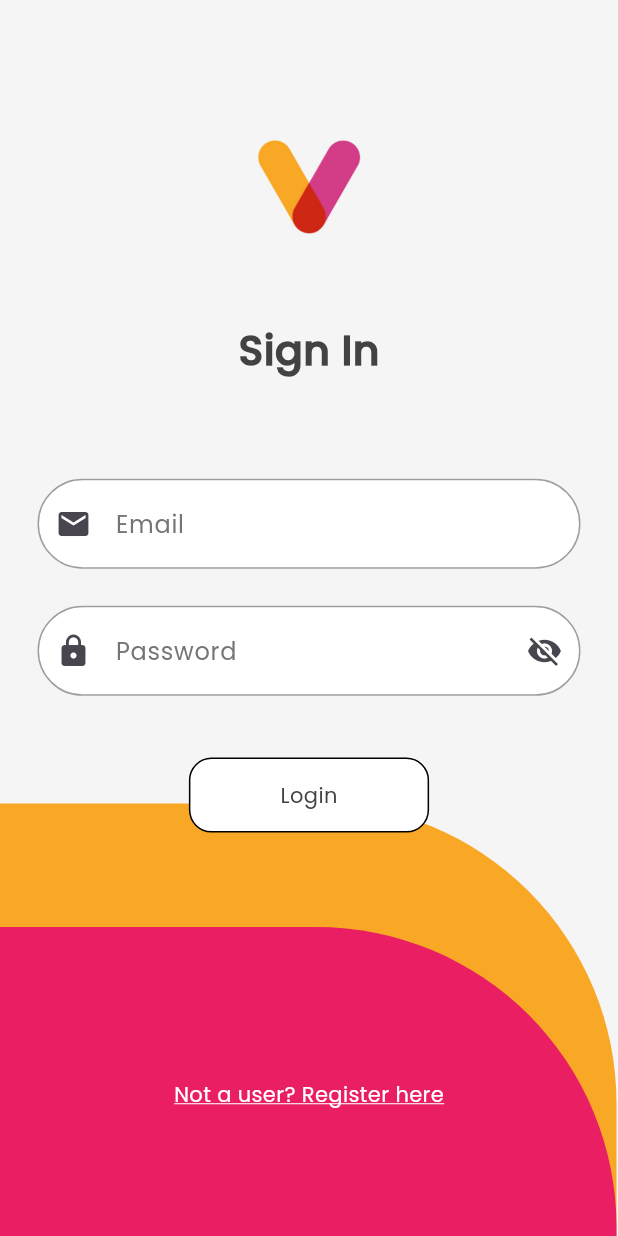
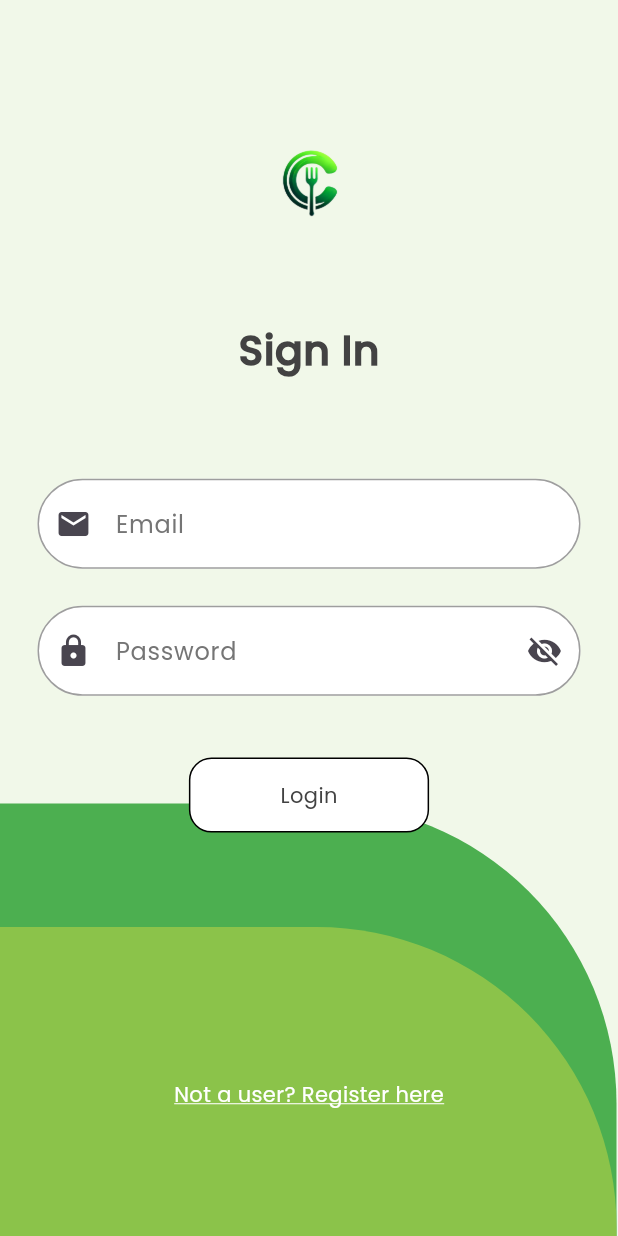
Before and after one commit to durgeshparekh/meal_planning_app, a Flutter app: the screen it shows after launch, on a phone screen of 412 x 824 dp. Run offline on Flutter 3.47's test engine with Material 3 defaults, Android fonts, the phone set to English and light mode, and no system bars; our stand-ins replace fluttertoast, get, hive, hive_flutter; accounts and stored records are empty.

Commit message:
Update logo assets and refactor theme colors to enhance UI consistency

```diff
--- a/lib/utils/image_urls.dart
+++ b/lib/utils/image_urls.dart
@@ -1,2 +1 @@
-const logoWithBg = "assets/images/logo_with_bg.png";
-const logoWithoutBg = "assets/images/logo_without_bg.png";
+const logoWithoutBg = "assets/images/chefs_logo_without_bg.png";
--- a/lib/utils/themes.dart
+++ b/lib/utils/themes.dart
@@ -3,22 +3,22 @@ import 'package:flutter/material.dart';
 class Themes {
   static final ThemeData lightTheme = ThemeData(
     brightness: Brightness.light,
-    primaryColor: const Color(0xFFF9A825), // Yellow
-    secondaryHeaderColor: const Color(0xFFE91E63), // Pink
-    hintColor: const Color(0xFFF44336), // Red
-    scaffoldBackgroundColor: const Color(0xFFF5F5F5), // Light grey
+    primaryColor: const Color(0xFF4CAF50), // Green
+    secondaryHeaderColor: const Color(0xFF8BC34A), // Lighter Green
+    hintColor: const Color(0xFF388E3C), // Darker Green
+    scaffoldBackgroundColor: const Color(0xFFF1F8E9), // Very light green
     appBarTheme: const AppBarTheme(
-      backgroundColor: Color(0xFFF9A825), // Yellow app bar
+      backgroundColor: Color(0xFF4CAF50), // Green app bar
       foregroundColor: Colors.white,
       elevation: 0,
     ),
     textTheme: TextTheme(
-      displayLarge: TextStyle(
+      displayLarge: const TextStyle(
         fontSize: 32,
         fontWeight: FontWeight.bold,
         color: Colors.black,
       ),
-      bodyLarge: TextStyle(
+      bodyLarge: const TextStyle(
         fontSize: 16,
         fontWeight: FontWeight.normal,
         color: Colors.black87,
@@ -31,7 +31,7 @@ class Themes {
     elevatedButtonTheme: ElevatedButtonThemeData(
       style: ElevatedButton.styleFrom(
         foregroundColor: Colors.white,
-        backgroundColor: const Color(0xFFF9A825), // Yellow
+        backgroundColor: const Color(0xFF4CAF50), // Green
         shape: RoundedRectangleBorder(
           borderRadius: BorderRadius.circular(8),
         ),
@@ -48,7 +48,8 @@ class Themes {
       ),
       focusedBorder: OutlineInputBorder(
         borderRadius: BorderRadius.circular(12),
-        borderSide: BorderSide(color: const Color(0xFFF9A825), width: 2), // Yellow
+        borderSide:
+            BorderSide(color: const Color(0xFF4CAF50), width: 2), // Green
       ),
       enabledBorder: OutlineInputBorder(
         borderRadius: BorderRadius.circular(12),
@@ -57,7 +58,7 @@ class Themes {
       labelStyle: TextStyle(color: Colors.grey.shade600),
     ),
     iconTheme: const IconThemeData(
-      color: Color(0xFFF9A825), // Yellow
+      color: Color(0xFF4CAF50), // Green
     ),
     cardTheme: CardTheme(
       shape: RoundedRectangleBorder(
@@ -72,9 +73,9 @@ class Themes {
 
   static final ThemeData darkTheme = ThemeData(
     brightness: Brightness.dark,
-    primaryColor: const Color(0xFFF9A825), // Yellow
-    secondaryHeaderColor: const Color(0xFFE91E63), // Pink
-    hintColor: const Color(0xFFF44336), // Red
+    primaryColor: const Color(0xFF4CAF50), // Green
+    secondaryHeaderColor: const Color(0xFF8BC34A), // Lighter Green
+    hintColor: const Color(0xFF388E3C), // Darker Green
     scaffoldBackgroundColor: const Color(0xFF121212), // Dark grey
     appBarTheme: const AppBarTheme(
       backgroundColor: Color(0xFF1F1F1F),
@@ -82,12 +83,12 @@ class Themes {
       elevation: 0,
     ),
     textTheme: TextTheme(
-      displayLarge: TextStyle(
+      displayLarge: const TextStyle(
         fontSize: 32,
         fontWeight: FontWeight.bold,
         color: Colors.white,
       ),
-      bodyLarge: TextStyle(
+      bodyLarge: const TextStyle(
         fontSize: 16,
         fontWeight: FontWeight.normal,
         color: Colors.white70,
@@ -100,7 +101,7 @@ class Themes {
     elevatedButtonTheme: ElevatedButtonThemeData(
       style: ElevatedButton.styleFrom(
         foregroundColor: Colors.white,
-        backgroundColor: const Color(0xFFF9A825), // Yellow
+        backgroundColor: const Color(0xFF4CAF50), // Green
         shape: RoundedRectangleBorder(
           borderRadius: BorderRadius.circular(8),
         ),
@@ -109,7 +110,7 @@ class Themes {
     ),
     inputDecorationTheme: InputDecorationTheme(
       filled: true,
-      fillColor: Colors.white,
+      fillColor: const Color(0xFF2E7D32), // Dark green for dark theme
       contentPadding: const EdgeInsets.symmetric(vertical: 12, horizontal: 16),
       border: OutlineInputBorder(
         borderRadius: BorderRadius.circular(12),
@@ -117,24 +118,25 @@ class Themes {
       ),
       focusedBorder: OutlineInputBorder(
         borderRadius: BorderRadius.circular(12),
-        borderSide: BorderSide(color: const Color(0xFFF9A825), width: 2), // Yellow
+        borderSide:
+            BorderSide(color: const Color(0xFF4CAF50), width: 2), // Green
       ),
       enabledBorder: OutlineInputBorder(
         borderRadius: BorderRadius.circular(12),
-        borderSide: BorderSide(color: Colors.grey.shade300),
+        borderSide: BorderSide(color: Colors.grey.shade700),
       ),
-      labelStyle: TextStyle(color: Colors.grey.shade600),
+      labelStyle: TextStyle(color: Colors.grey.shade400),
     ),
     iconTheme: const IconThemeData(
-      color: Color(0xFFF9A825), // Yellow
+      color: Color(0xFF4CAF50), // Green
     ),
     cardTheme: CardTheme(
       shape: RoundedRectangleBorder(
         borderRadius: BorderRadius.circular(16),
       ),
       elevation: 4,
-      color: Colors.white,
-      shadowColor: Colors.grey.shade200,
+      color: const Color(0xFF1E1E1E),
+      shadowColor: Colors.grey.shade800,
     ),
     fontFamily: 'Poppins', // Add Poppins font family
   );
```
Also changed, not shown: assets/images/chefs_logo_without_bg.png (added).
